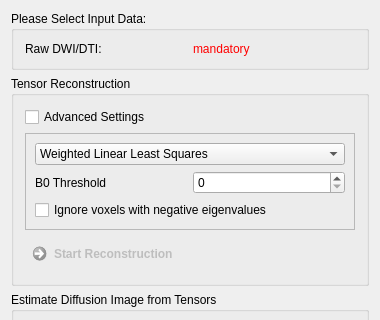
The window that Plugins/org.mitk.gui.qt.diffusionimaging/src/internal/QmitkTensorReconstructionViewControls.ui (MITK/MITK) describes before a commit, drawn with Qt 5; both pictures show x 0 to 380 and y 0 to 320 of the 380 by 1002 pixel window.
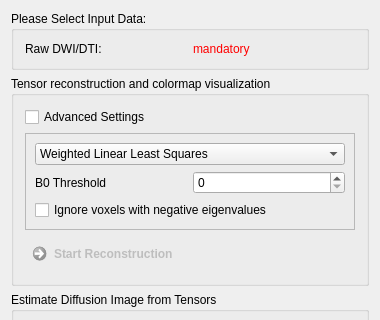
The same window after the commit. Custom widgets are drawn as their Qt base class.

Commit message: Added Colormap visualization text to tensor reconstruction

```diff
--- a/Plugins/org.mitk.gui.qt.diffusionimaging/src/internal/QmitkTensorReconstructionViewControls.ui
+++ b/Plugins/org.mitk.gui.qt.diffusionimaging/src/internal/QmitkTensorReconstructionViewControls.ui
@@ -58,7 +58,7 @@
    <item>
     <widget class="QGroupBox" name="groupBox_2">
      <property name="title">
-      <string>Tensor Reconstruction</string>
+      <string>Tensor reconstruction and colormap visualization</string>
      </property>
      <layout class="QVBoxLayout" name="verticalLayout">
       <item>
```
